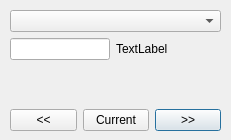
This is gjko-plugin/dialogs/Ui_ManualCheck.ui in zanfire/qgis-utils as Qt 5 draws it before an edit. The edited form follows.
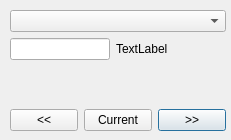
This is the edited form.

```diff
--- a/gjko-plugin/dialogs/Ui_ManualCheck.ui
+++ b/gjko-plugin/dialogs/Ui_ManualCheck.ui
@@ -18,7 +18,7 @@
     <rect>
      <x>10</x>
      <y>10</y>
-     <width>211</width>
+     <width>216</width>
      <height>121</height>
     </rect>
    </property>
```
Left out of the diff: 2 changed lines with no effect on the pictures.
